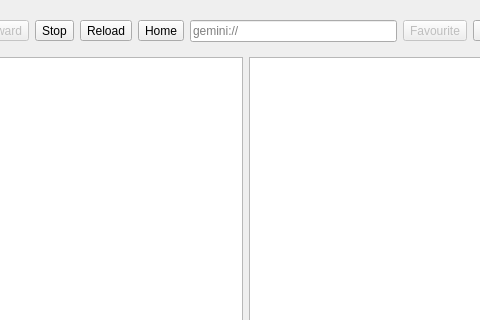
This is src/browsertab.ui in ikskuh/kristall as Qt 5 draws it before an edit; both pictures show x 97 to 577 and y 0 to 320 of the 692 by 404 pixel window. The edited form follows.
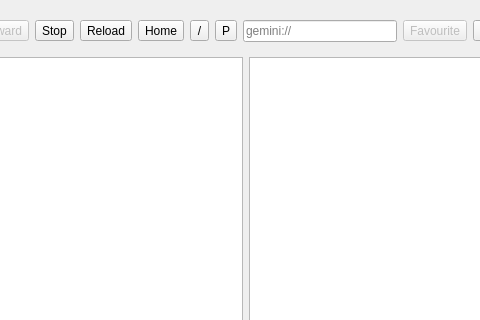
This is the edited form. Icons and pictures are not drawn. Custom widgets are drawn as their Qt base class.

Commit message: Add optional root/parent toolbar buttons

```diff
--- a/src/browsertab.ui
+++ b/src/browsertab.ui
@@ -111,6 +111,38 @@
        </property>
       </widget>
      </item>
+     <item>
+      <widget class="QToolButton" name="root_button">
+       <property name="enabled">
+        <bool>true</bool>
+       </property>
+       <property name="toolTip">
+        <string>Go the root path of current location</string>
+       </property>
+       <property name="text">
+        <string>/</string>
+       </property>
+       <property name="icon">
+        <iconset theme="go-top"/>
+       </property>
+      </widget>
+     </item>
+     <item>
+      <widget class="QToolButton" name="parent_button">
+       <property name="enabled">
+        <bool>true</bool>
+       </property>
+       <property name="toolTip">
+        <string>Go the parent path of current location</string>
+       </property>
+       <property name="text">
+        <string>P</string>
+       </property>
+       <property name="icon">
+        <iconset theme="go-up"/>
+       </property>
+      </widget>
+     </item>
      <item>
       <widget class="SearchBar" name="url_bar">
        <property name="placeholderText">
```
The commit also changes 13 other files.
